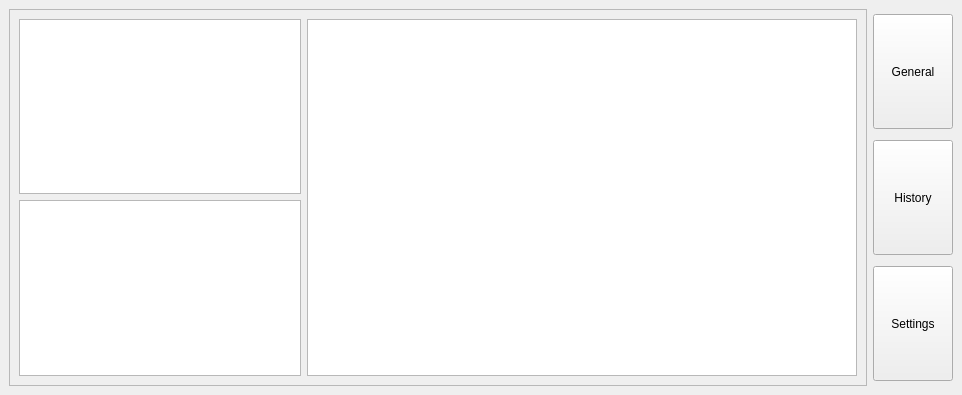
Old version of the form mainwindow.ui in the repository eskildsvennungsen/SRRP-GUI.
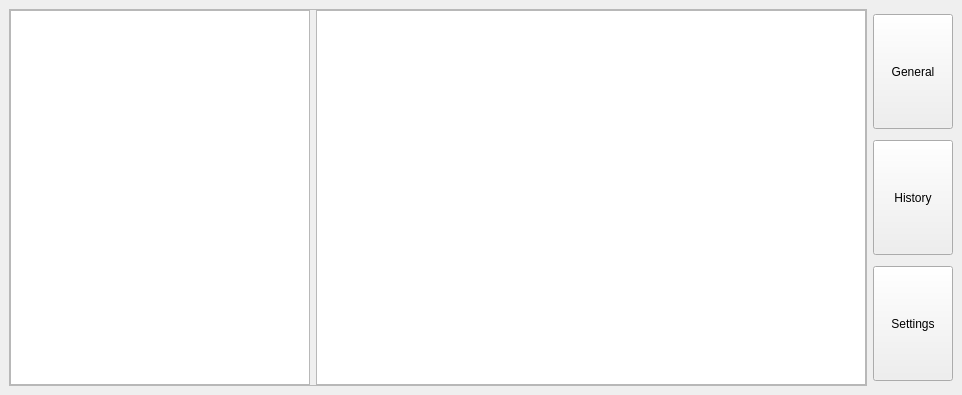
New version of the form.

Patch:
```diff
--- a/mainwindow.ui
+++ b/mainwindow.ui
@@ -11,12 +11,21 @@
    </rect>
   </property>
   <property name="windowTitle">
-   <string>MainWindow</string>
+   <string>SRRP - Tronrud</string>
+  </property>
+  <property name="autoFillBackground">
+   <bool>false</bool>
   </property>
   <widget class="QWidget" name="centralwidget">
+   <property name="autoFillBackground">
+    <bool>false</bool>
+   </property>
    <layout class="QHBoxLayout" name="horizontalLayout">
     <item>
      <widget class="QFrame" name="generalFrame">
+      <property name="enabled">
+       <bool>true</bool>
+      </property>
       <property name="minimumSize">
        <size>
         <width>800</width>
@@ -30,15 +39,24 @@
        <enum>QFrame::Raised</enum>
       </property>
       <layout class="QHBoxLayout" name="horizontalLayout_2">
+       <property name="leftMargin">
+        <number>0</number>
+       </property>
+       <property name="topMargin">
+        <number>0</number>
+       </property>
+       <property name="rightMargin">
+        <number>0</number>
+       </property>
+       <property name="bottomMargin">
+        <number>0</number>
+       </property>
        <item>
-        <layout class="QVBoxLayout" name="verticalLayout_2">
-         <item>
-          <widget class="QTextBrowser" name="textBrowser"/>
-         </item>
-         <item>
-          <widget class="QGraphicsView" name="graphicsView"/>
-         </item>
-        </layout>
+        <widget class="QListView" name="fileList">
+         <property name="viewMode">
+          <enum>QListView::ListMode</enum>
+         </property>
+        </widget>
        </item>
        <item>
         <widget class="QTableView" name="tableView">
```
Left out of the diff: 3 changed lines with no effect on the pictures.
